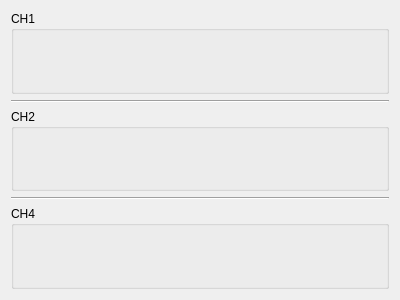
Old version of the form src/mg15/pressures.ui in the repository kmnhan/1KARPES_DAQ.
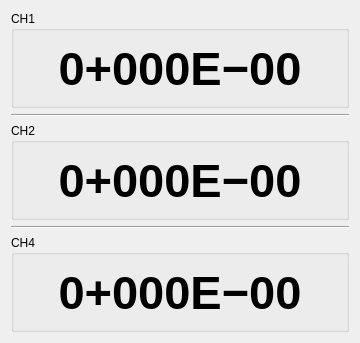
New version of the form.

Patch:
```diff
--- a/src/mg15/pressures.ui
+++ b/src/mg15/pressures.ui
@@ -6,8 +6,8 @@
    <rect>
     <x>0</x>
     <y>0</y>
-    <width>400</width>
-    <height>300</height>
+    <width>360</width>
+    <height>343</height>
    </rect>
   </property>
   <property name="windowTitle">
@@ -36,10 +36,14 @@
        <widget class="QLabel" name="label1">
         <property name="font">
          <font>
-          <pointsize>30</pointsize>
+          <family>Arial</family>
+          <pointsize>35</pointsize>
           <bold>true</bold>
          </font>
         </property>
+        <property name="text">
+         <string>0+000E−00</string>
+        </property>
         <property name="alignment">
          <set>Qt::AlignCenter|Qt::AlignHCenter|Qt::AlignLeading|Qt::AlignLeft|Qt::AlignVCenter</set>
         </property>
@@ -77,10 +81,14 @@
        <widget class="QLabel" name="label2">
         <property name="font">
          <font>
-          <pointsize>30</pointsize>
+          <family>Arial</family>
+          <pointsize>35</pointsize>
           <bold>true</bold>
          </font>
         </property>
+        <property name="text">
+         <string>0+000E−00</string>
+        </property>
         <property name="alignment">
          <set>Qt::AlignCenter|Qt::AlignHCenter|Qt::AlignLeading|Qt::AlignLeft|Qt::AlignVCenter</set>
         </property>
@@ -118,12 +126,13 @@
        <widget class="QLabel" name="label3">
         <property name="font">
          <font>
-          <pointsize>30</pointsize>
+          <family>Arial</family>
+          <pointsize>35</pointsize>
           <bold>true</bold>
          </font>
         </property>
         <property name="text">
-         <string/>
+         <string>0+000E−00</string>
         </property>
         <property name="alignment">
          <set>Qt::AlignCenter|Qt::AlignHCenter|Qt::AlignLeading|Qt::AlignLeft|Qt::AlignVCenter</set>
```
